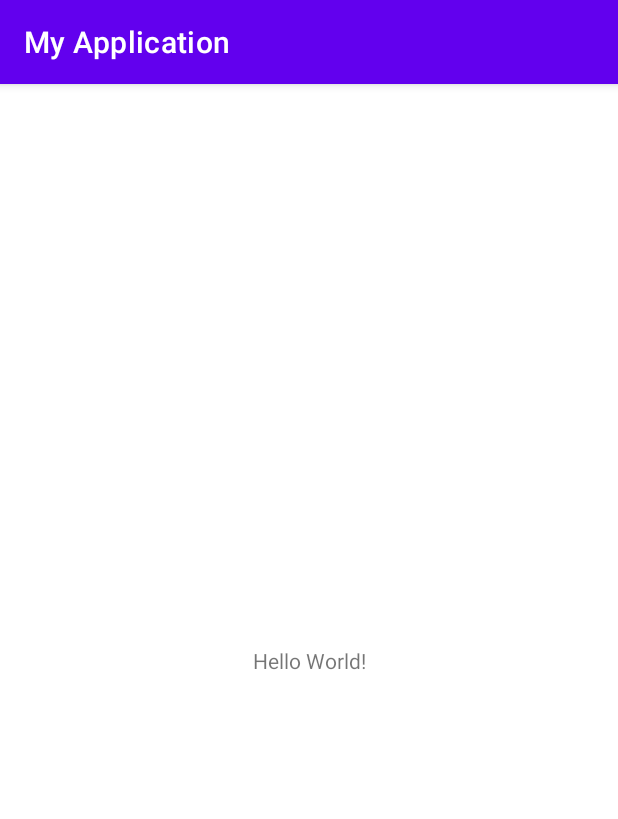
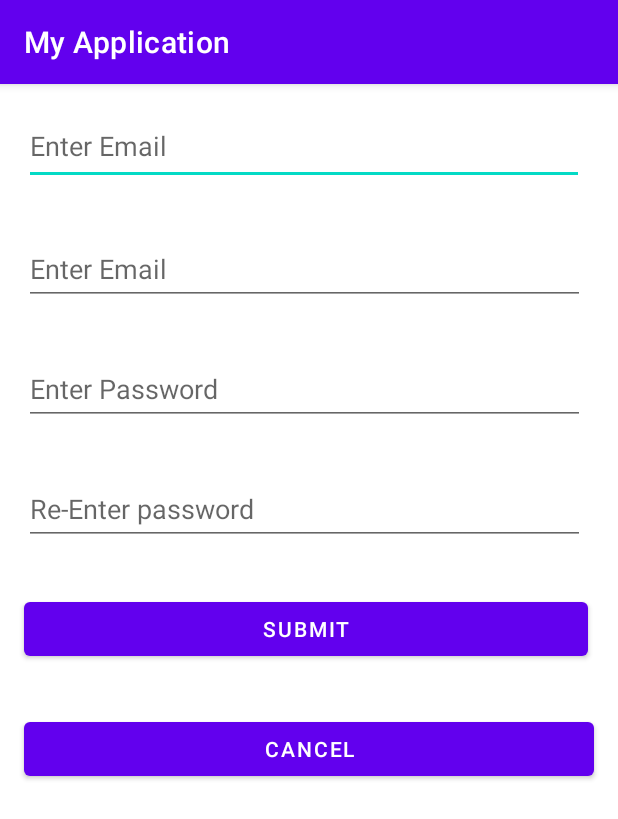
Before and after one commit to IT21220760/MADTutorial04, an Android app: the screen it shows after launch (MainActivity), on a phone screen of 412 x 824 dp. Shown: the top 819 px of the screen. Run offline under Robolectric (Android 15) with nearby library versions, the phone set to English and light mode, and no system bars.

Commit message:
Designed the login page

```diff
--- a/app/src/main/res/layout/activity_main.xml
+++ b/app/src/main/res/layout/activity_main.xml
@@ -1,18 +1,98 @@
 <?xml version="1.0" encoding="utf-8"?>
-<androidx.constraintlayout.widget.ConstraintLayout xmlns:android="http://schemas.android.com/apk/res/android"
+<LinearLayout xmlns:android="http://schemas.android.com/apk/res/android"
     xmlns:app="http://schemas.android.com/apk/res-auto"
     xmlns:tools="http://schemas.android.com/tools"
     android:layout_width="match_parent"
     android:layout_height="match_parent"
+    android:orientation="vertical"
     tools:context=".MainActivity">
 
-    <TextView
-        android:layout_width="wrap_content"
+    <EditText
+        android:id="@+id/editText"
+        android:layout_width="373dp"
+        android:layout_height="51dp"
+        android:layout_margin="16dp"
+        android:layout_marginStart="16dp"
+        android:layout_marginLeft="16dp"
+        android:layout_marginTop="16dp"
+        android:layout_marginEnd="16dp"
+        android:layout_marginRight="16dp"
+        android:layout_marginBottom="16dp"
+        android:ems="10"
+        android:hint="Enter Email"
+        android:inputType="textPersonName" />
+
+    <EditText
+        android:id="@+id/editEmail"
+        android:layout_width="374dp"
+        android:layout_height="48dp"
+        android:layout_margin="16dp"
+        android:layout_marginStart="16dp"
+        android:layout_marginLeft="16dp"
+        android:layout_marginTop="16dp"
+        android:layout_marginEnd="16dp"
+        android:layout_marginRight="16dp"
+        android:layout_marginBottom="16dp"
+        android:ems="10"
+        android:hint="Enter Email"
+        android:inputType="textEmailAddress" />
+
+    <EditText
+        android:id="@+id/editPassword"
+        android:layout_width="374dp"
+        android:layout_height="48dp"
+        android:layout_margin="16dp"
+        android:layout_marginStart="16dp"
+        android:layout_marginLeft="16dp"
+        android:layout_marginTop="16dp"
+        android:layout_marginEnd="16dp"
+        android:layout_marginRight="16dp"
+        android:layout_marginBottom="16dp"
+        android:ems="10"
+        android:hint="Enter Password"
+        android:inputType="textPassword" />
+
+    <EditText
+        android:id="@+id/editReTypePassword"
+        android:layout_width="374dp"
+        android:layout_height="48dp"
+        android:layout_margin="16dp"
+        android:layout_marginStart="16dp"
+        android:layout_marginLeft="16dp"
+        android:layout_marginTop="16dp"
+        android:layout_marginEnd="16dp"
+        android:layout_marginRight="16dp"
+        android:layout_marginBottom="16dp"
+        android:ems="10"
+        android:hint="Re-Enter password"
+        android:inputType="textPassword" />
+
+    <Button
+        android:id="@+id/btnSubmit"
+        android:layout_width="376dp"
         android:layout_height="wrap_content"
-        android:text="Hello World!"
-        app:layout_constraintBottom_toBottomOf="parent"
-        app:layout_constraintEnd_toEndOf="parent"
-        app:layout_constraintStart_toStartOf="parent"
-        app:layout_constraintTop_toTopOf="parent" />
+        android:layout_margin="16dp"
+        android:layout_marginStart="16dp"
+        android:layout_marginLeft="16dp"
+        android:layout_marginTop="16dp"
+        android:layout_marginEnd="16dp"
+        android:layout_marginRight="16dp"
+        android:layout_marginBottom="16dp"
+        android:height="48dp"
+        android:text="Submit" />
 
-</androidx.constraintlayout.widget.ConstraintLayout>
+    <Button
+        android:id="@+id/btnCancel"
+        android:layout_width="match_parent"
+        android:layout_height="wrap_content"
+        android:layout_margin="16dp"
+        android:layout_marginStart="16dp"
+        android:layout_marginLeft="16dp"
+        android:layout_marginTop="16dp"
+        android:layout_marginEnd="16dp"
+        android:layout_marginRight="16dp"
+        android:layout_marginBottom="16dp"
+        android:height="48dp"
+        android:text="Cancel" />
+
+</LinearLayout>
```
